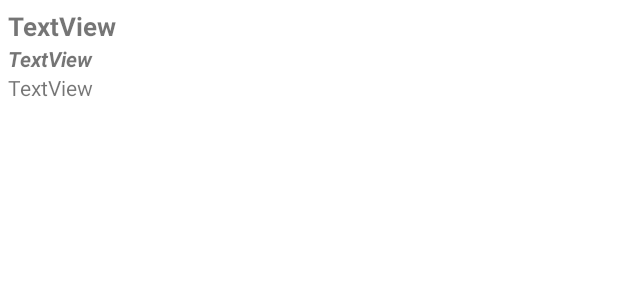
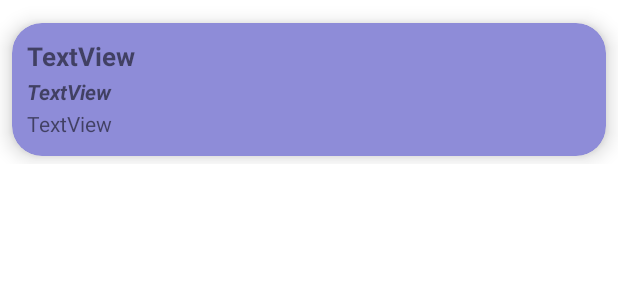
Before and after one commit to Irfanizam/csc577-project, an Android app: the layout game_list_item.xml on its own in the app's theme, with its tools: preview values and no code run, on a phone screen of 412 x 824 dp. Shown: the top 300 px of the screen. Run offline under Robolectric (Android 15) with nearby library versions, the phone set to English and light mode, and no system bars.

Commit message:
Add design on game list page

```diff
--- a/app/src/main/java/com/example/testprojectgithub/adapter/GameAdapter.java
+++ b/app/src/main/java/com/example/testprojectgithub/adapter/GameAdapter.java
@@ -70,7 +70,7 @@ public class GameAdapter extends RecyclerView.Adapter<GameAdapter.ViewHolder> {
         // bind data to the view holder
         Game m = mListData.get(position);
         holder.tvName.setText(m.getGameName());
-        holder.tvRating.setText(m.getGameRating());
+        holder.tvRating.setText("Rating : " + m.getGameRating());
         holder.tvDescription.setText(m.getGameDescription());
     }
 
--- a/app/src/main/res/layout/activity_game_list.xml
+++ b/app/src/main/res/layout/activity_game_list.xml
@@ -22,5 +22,6 @@
         android:layout_marginEnd="16dp"
         android:layout_marginBottom="16dp"
         android:contentDescription="Add New Game"
-        android:src="@drawable/ic_baseline_add_24" />
+        android:src="@drawable/ic_baseline_add_24"
+        android:alpha="0.5"/>
 </RelativeLayout>
--- a/app/src/main/res/layout/activity_new_game.xml
+++ b/app/src/main/res/layout/activity_new_game.xml
@@ -120,7 +120,7 @@
                 android:layout_width="match_parent"
                 android:layout_height="wrap_content"
                 android:onClick="addNewGame"
-                android:text="Add Book" />
+                android:text="Add Game" />
 
         </LinearLayout>
 
--- a/app/src/main/res/layout/game_list_item.xml
+++ b/app/src/main/res/layout/game_list_item.xml
@@ -1,10 +1,35 @@
 <?xml version="1.0" encoding="utf-8"?>
+<androidx.constraintlayout.widget.ConstraintLayout
+    xmlns:android="http://schemas.android.com/apk/res/android"
+    xmlns:app="http://schemas.android.com/apk/res-auto"
+    xmlns:tools="http://schemas.android.com/tools"
+    android:layout_width="match_parent"
+    android:layout_height="wrap_content"
+    android:padding="0dp"
+    android:layout_marginBottom="2dp"
+    >
+
+    <androidx.cardview.widget.CardView
+        android:layout_width="match_parent"
+        android:layout_height="wrap_content"
+        android:layout_marginTop="15dp"
+        android:layout_marginBottom="5dp"
+        android:layout_marginStart="8dp"
+        android:layout_marginEnd="8dp"
+        app:cardBackgroundColor="#8E8CD8"
+        app:cardCornerRadius="20dp"
+        app:cardElevation="8dp"
+        app:layout_constraintBottom_toBottomOf="parent"
+        app:layout_constraintEnd_toEndOf="parent"
+        app:layout_constraintStart_toStartOf="parent"
+        app:layout_constraintTop_toTopOf="parent"
+        >
         <RelativeLayout
             xmlns:android="http://schemas.android.com/apk/res/android"
             xmlns:app="http://schemas.android.com/apk/res-auto"
-    android:layout_width="match_parent"
+            android:layout_width="wrap_content"
             android:layout_height="wrap_content"
-    android:padding="5dp"
+            android:padding="10dp"
             android:layout_marginBottom="2dp"
             >
 
@@ -19,6 +44,7 @@
 
             <TextView
                 android:id="@+id/tvRating"
+                android:layout_marginTop="2dp"
                 android:layout_width="wrap_content"
                 android:layout_height="wrap_content"
                 android:layout_below="@+id/tvName"
@@ -29,6 +55,13 @@
                 android:id="@+id/tvDescription"
                 android:layout_width="wrap_content"
                 android:layout_height="wrap_content"
+                android:layout_marginTop="2dp"
                 android:layout_below="@+id/tvRating"
+                android:justificationMode="inter_word"
                 android:text="TextView" />
         </RelativeLayout>
+
+    </androidx.cardview.widget.CardView>
+
+
+</androidx.constraintlayout.widget.ConstraintLayout>
--- a/app/src/main/res/values/colors.xml
+++ b/app/src/main/res/values/colors.xml
@@ -7,4 +7,6 @@
     <color name="teal_700">#FF018786</color>
     <color name="black">#FF000000</color>
     <color name="white">#FFFFFFFF</color>
+
+    <color name="blueBlack">#111f28</color>
 </resources>
```
Also changed, not shown: app/src/main/res/drawable/ic_baseline_add_24.xml (+10 -4 lines). Lines whose indentation alone changed are shown as unchanged.
